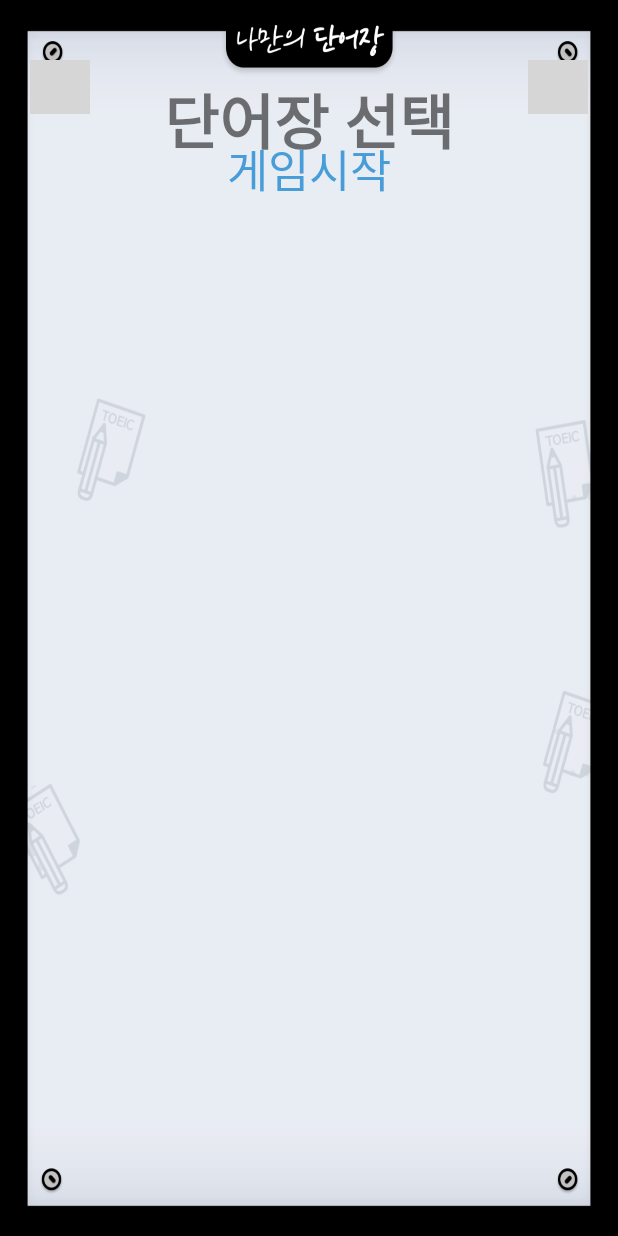
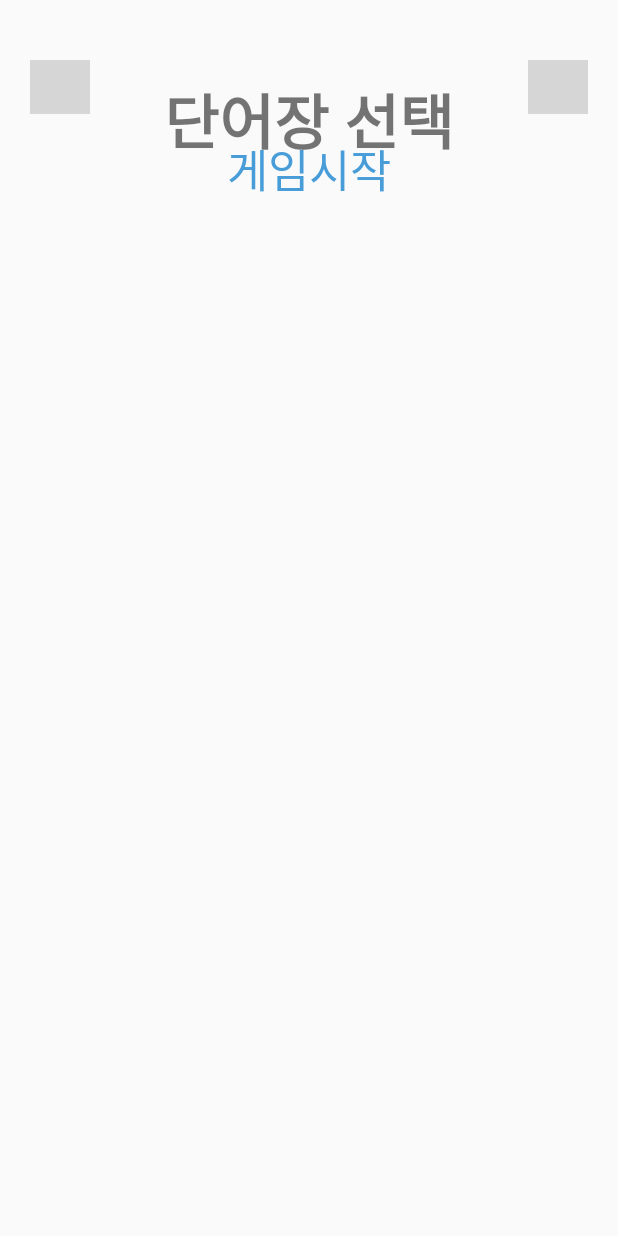
Before and after one commit to jaemin-Yoo/MyVocabulary, an Android app: the BookActivity screen opened directly, with no data from a screen before it, on a phone screen of 412 x 824 dp. Run offline under Robolectric (Android 15) with nearby library versions, the phone set to English and light mode, and no system bars; pictures from the network do not load; 4 statements that could not run were skipped; grey boxes are pictures that could not be loaded.

Commit message:
Make Release Apk4

```diff
--- a/MyVocabulary/app/src/main/java/com/example/myvocabulary/BookActivity.java
+++ b/MyVocabulary/app/src/main/java/com/example/myvocabulary/BookActivity.java
@@ -31,6 +31,7 @@ import androidx.appcompat.app.AlertDialog;
 import androidx.appcompat.app.AppCompatActivity;
 
 import com.bumptech.glide.Glide;
+import com.bumptech.glide.load.engine.DiskCacheStrategy;
 
 import java.util.ArrayList;
 import java.util.Random;
@@ -42,6 +43,7 @@ public class BookActivity extends AppCompatActivity {
     private ImageView touch_blank;
     private TextView state_text, game_word, game_mean, gm_count;
     private FrameLayout game_layout, touch_layout;
+    private LinearLayout background;
     SQLiteDatabase bookDB = null;
     private final String dbname = "MyVocabulary";
     private final String tablename = "book";
--- a/MyVocabulary/app/src/main/java/com/example/myvocabulary/BooklistView.java
+++ b/MyVocabulary/app/src/main/java/com/example/myvocabulary/BooklistView.java
@@ -8,6 +8,8 @@ import android.widget.LinearLayout;
 import android.widget.TextView;
 
 import androidx.annotation.Nullable;
+
+import com.bumptech.glide.Glide;
 
 public class BooklistView extends LinearLayout {
 
@@ -40,7 +42,7 @@ public class BooklistView extends LinearLayout {
         textView2.setText(subname);
     }
 
-    public void setBook(int resId){
-        imageView.setImageResource(resId);
+    public void setBook(int url){
+        Glide.with(this).load(url).into(imageView);
     }
 }
--- a/MyVocabulary/app/src/main/res/layout/activity_booklist.xml
+++ b/MyVocabulary/app/src/main/res/layout/activity_booklist.xml
@@ -1,11 +1,11 @@
 <?xml version="1.0" encoding="utf-8"?>
 <LinearLayout
+    android:id="@+id/background"
     xmlns:android="http://schemas.android.com/apk/res/android"
     xmlns:app="http://schemas.android.com/apk/res-auto"
     android:layout_width="match_parent"
     android:layout_height="match_parent"
-    android:orientation="vertical"
-    android:background="@drawable/background">
+    android:orientation="vertical">
 
     <FrameLayout
         android:layout_width="match_parent"
```
Also changed, not shown: MyVocabulary/app/src/main/java/com/example/myvocabulary/WordlistView.java (+5 -2 lines), MyVocabulary/app/src/main/res/drawable/baby.png (renamed from MyVocabulary/app/src/main/res/drawable-v24/baby.png), MyVocabulary/app/src/main/res/drawable/delete.png (renamed from MyVocabulary/app/src/main/res/drawable-v24/delete.png), 1 other file.
